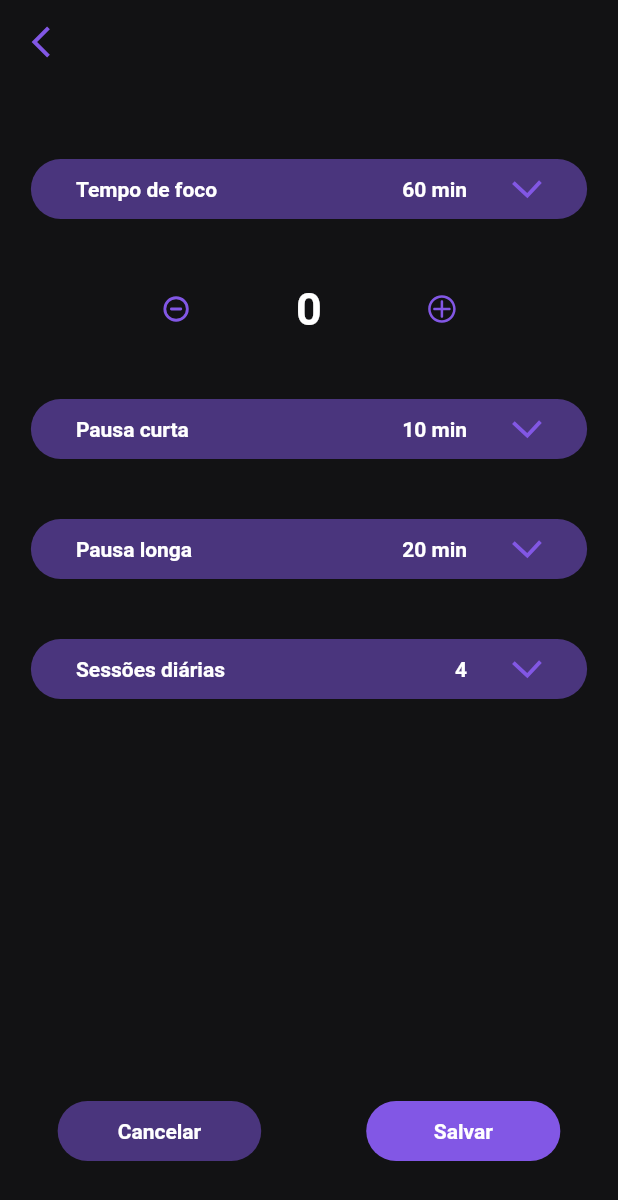
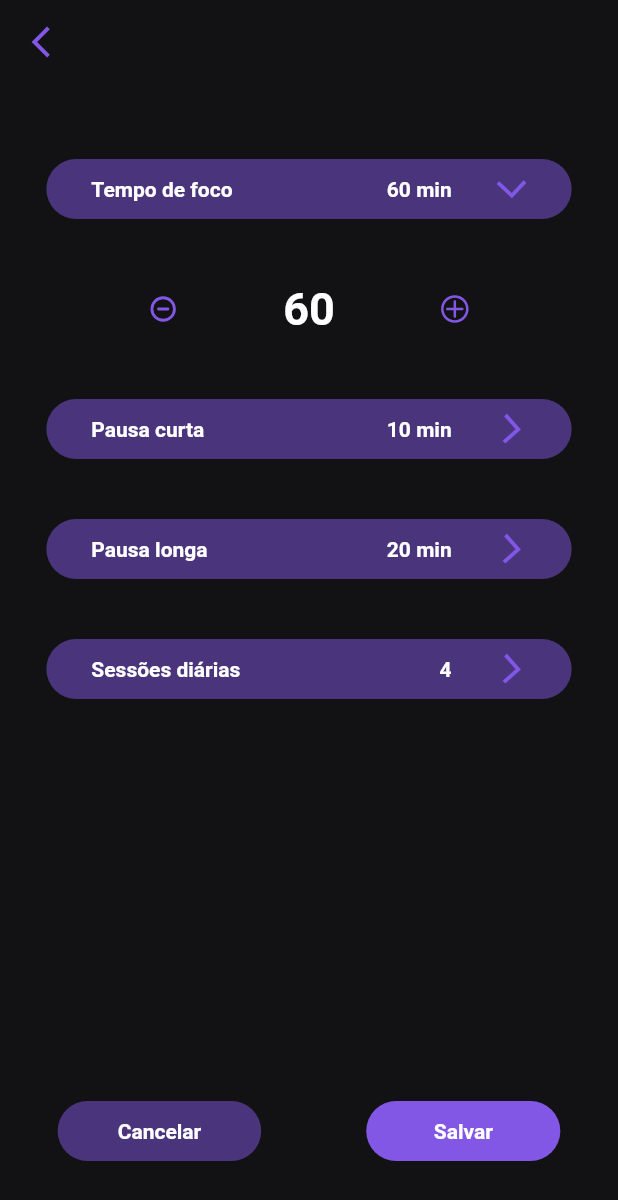
Before and after one commit to RodrigoLima96/time_sense, a Flutter app: the screen it shows after launch, after a tap on "Tempo de foco", on a phone screen of 412 x 824 dp. Shown: the top 1200 px of the screen. Run offline on Flutter 3.47's test engine with Material 2 defaults, Android fonts, the phone set to English and light mode, and no system bars; our stand-ins replace circular_countdown_timer, flutter_svg, sqflite, wakelock; accounts and stored records are empty; network calls fail.

Commit message:
add change setting value method

```diff
--- a/lib/src/controllers/settings_controller.dart
+++ b/lib/src/controllers/settings_controller.dart
@@ -2,29 +2,78 @@ import 'package:flutter/material.dart';
 import 'package:time_sense/src/controllers/helpers/helpers.dart';
 import 'package:time_sense/src/models/models.dart';
 
+enum SettingsPageState { loading, loaded }
+
 class SettingsController extends ChangeNotifier {
-  int selectedSettingOptionValue = 0;
+  int selectedSettingOptionValue = 1;
+  String selectedSettingOptionName = '';
+  late Settings settings;
+  SettingsPageState settingsPageState = SettingsPageState.loading;
 
-  Settings settings = Settings(
-    pomodoroTime: 3600,
-    shortBreakDuration: 600,
-    longBreakDuration: 1200,
-    dailySessions: 4,
-  );
+  bool showSettingsDetails = false;
 
   SettingsController() {
-    convertSettings();
+    getCurrentSettings();
   }
 
-  convertSettings() {
+  getCurrentSettings() {
+    settings = Settings(
+      pomodoroTime: 3600,
+      shortBreakDuration: 600,
+      longBreakDuration: 1200,
+      dailySessions: 4,
+    );
+
     settings = SettingsHelper.getSettingsTimeInMinutes(settings: settings);
+    settingsPageState = SettingsPageState.loaded;
+  }
+
+  selectSettingOption({required String settingType}) {
+    if (showSettingsDetails) {
+      if (settingType != "" && selectedSettingOptionName == settingType) {
+        selectedSettingOptionName = "";
+        showSettingsDetails = false;
+        notifyListeners();
+        return;
+      }
+      else {
+
+      }
+    }
+
+    switch (settingType) {
+      case 'pomodoroTime':
+        selectedSettingOptionValue = settings.pomodoroTime;
+        break;
+      case 'shortBreakDuration':
+        selectedSettingOptionValue = settings.shortBreakDuration;
+        break;
+      case 'longBreakDuration':
+        selectedSettingOptionValue = settings.longBreakDuration;
+        break;
+      case 'dailySessions':
+        selectedSettingOptionValue = settings.dailySessions;
+        break;
+      default:
+        selectedSettingOptionValue = 1;
+        break;
+    }
+
+    selectedSettingOptionName = settingType;
+    showSettingsDetails = true;
+
+    notifyListeners();
   }
 
   changeSettingValue({required String settingType, required String action}) {
     if (action == 'increment') {
-      selectedSettingOptionValue++;
+      if (selectedSettingOptionValue > 0) {
+        selectedSettingOptionValue++;
+      }
     } else {
-      selectedSettingOptionValue--;
+      if (selectedSettingOptionValue > 1) {
+        selectedSettingOptionValue--;
+      }
     }
     notifyListeners();
   }
--- a/lib/src/pages/settings/widgets/change_setting_value_widget.dart
+++ b/lib/src/pages/settings/widgets/change_setting_value_widget.dart
@@ -10,11 +10,10 @@ import '/src/shared/utils/utils.dart';
 import '/src/controllers/controllers.dart';
 
 class ChangeSettingValueWidget extends StatefulWidget {
-  final int currentValue;
   final String settingType;
+
   const ChangeSettingValueWidget({
     super.key,
-    required this.currentValue,
     required this.settingType,
   });
 
--- a/lib/src/pages/settings/widgets/settings_body.dart
+++ b/lib/src/pages/settings/widgets/settings_body.dart
@@ -12,10 +12,7 @@ class SettingsBody extends StatelessWidget {
   Widget build(BuildContext context) {
     Size size = MediaQuery.of(context).size;
 
-    final double settignWidth = size.width * 0.9;
-    final double settignHeight = size.height * 0.06;
-
-    final settingsController = context.watch<SettingsController>();
+    final settingsController = context.read<SettingsController>();
 
     return SizedBox(
       width: size.width,
@@ -26,37 +23,25 @@ class SettingsBody extends StatelessWidget {
           SettingsOptionWidget(
             text: 'Tempo de foco',
             setting: '${settingsController.settings.pomodoroTime} min',
-            funtion: () {},
-            height: settignHeight,
-            width: settignWidth,
-            showDetails: true,
+            settingType: 'pomodoroTime',
           ),
           SettingsOptionWidget(
             text: 'Pausa curta',
             setting: '${settingsController.settings.shortBreakDuration} min',
-            funtion: () {},
-            height: settignHeight,
-            width: settignWidth,
-            showDetails: false,
+            settingType: 'shortBreakDuration',
           ),
           SettingsOptionWidget(
             text: 'Pausa longa',
             setting: '${settingsController.settings.longBreakDuration} min',
-            funtion: () {},
-            height: settignHeight,
-            width: settignWidth,
-            showDetails: false,
+            settingType: 'longBreakDuration',
           ),
           SettingsOptionWidget(
             text: 'Sessões diárias',
             setting: '${settingsController.settings.dailySessions}',
-            funtion: () {},
-            height: settignHeight,
-            width: settignWidth,
-            showDetails: false,
+            settingType: 'dailySessions',
           ),
           const Spacer(),
-          const SettingsOptionsButtons()
+          const SettingsOptionsButtons(),
         ],
       ),
     );
--- a/lib/src/pages/settings/widgets/settings_option_widget.dart
+++ b/lib/src/pages/settings/widgets/settings_option_widget.dart
@@ -1,43 +1,49 @@
-// ignore_for_file: deprecated_member_use
+// ignore_for_file: deprecated_member_use, must_be_immutable
 
 import 'package:flutter/material.dart';
 import 'package:flutter_svg/svg.dart';
+import 'package:provider/provider.dart';
 
+import '../../../controllers/controllers.dart';
 import '../../../shared/utils/utils.dart';
 import 'widgets.dart';
 
 class SettingsOptionWidget extends StatelessWidget {
   final String text;
   final String setting;
-  final Function funtion;
-  final double height;
-  final double width;
-  final bool showDetails;
   final double margin;
+  final String settingType;
+  double? width;
 
-  const SettingsOptionWidget({
+  SettingsOptionWidget({
     super.key,
     required this.text,
     required this.setting,
-    required this.funtion,
-    required this.height,
-    required this.width,
-    required this.showDetails,
     this.margin = 40,
+    required this.settingType,
+    this.width,
   });
 
   @override
   Widget build(BuildContext context) {
+    Size size = MediaQuery.of(context).size;
+
+    final settingsController = context.watch<SettingsController>();
+
+    final bool showDetails = settingsController.showSettingsDetails &&
+        settingsController.selectedSettingOptionName == settingType;
+
     return Column(
       children: [
         Container(
           height: 40,
-          width: width,
+          width: width ?? size.width * 0.85,
           decoration: BoxDecoration(
             borderRadius: BorderRadius.circular(50),
             color: secondaryColor,
           ),
-          child: GestureDetector(
+          child: InkWell(
+            borderRadius: BorderRadius.circular(50),
             child: Container(
               margin: const EdgeInsets.only(left: 30, right: 15),
               child: Row(
@@ -46,14 +52,12 @@ class SettingsOptionWidget extends StatelessWidget {
                   Text(text, style: textBold),
                   Row(
                     children: [
-                      setting.isNotEmpty
-                          ? Container(
-                              margin: const EdgeInsets.only(right: 15),
-                              child: Text(setting, style: textBold),
-                            )
-                          : const SizedBox(),
+                      Container(
+                        margin: const EdgeInsets.only(right: 15),
+                        child: Text(setting, style: textBold),
+                      ),
                       Transform.rotate(
-                        angle: 4.68,
+                        angle: showDetails ? 4.68 : 3.2,
                         child: SizedBox(
                           width: 50,
                           child: SvgPicture.asset(
@@ -68,14 +72,13 @@ class SettingsOptionWidget extends StatelessWidget {
               ),
             ),
             onTap: () {
-              funtion();
+              settingsController.selectSettingOption(settingType: settingType);
             },
           ),
         ),
         showDetails
-            ? const ChangeSettingValueWidget(
-                currentValue: 60,
-                settingType: 'pomodoroTime',
+            ? ChangeSettingValueWidget(
+                settingType: settingType,
               )
             : const SizedBox(),
         SizedBox(height: showDetails ? 0 : margin),
--- a/lib/src/pages/tasks/widgets/tasks_page_body.dart
+++ b/lib/src/pages/tasks/widgets/tasks_page_body.dart
@@ -21,10 +21,8 @@ class TasksPageBody extends StatelessWidget {
           SettingsOptionWidget(
             text: 'Tarefas Concluídas',
             setting: '',
-            funtion: () {},
-            height: 40,
             width: 220,
-            showDetails: false,
+            settingType: 'tasks',
           ),
           Container(
             margin: const EdgeInsets.only(top: 10, bottom: 30),
@@ -43,14 +41,17 @@ class TasksPageBody extends StatelessWidget {
                       margin: const EdgeInsets.only(bottom: 20),
                       child: TaskWidget(
                         frontIcon: 'assets/icons/circle.svg',
-                        backIcon: index == 2 ? 'assets/icons/delete-icon.svg' : 'assets/icons/pending-icon.svg',
-                        backIconColor: index == 2 ? Colors.red.shade300 : primaryColor,
+                        backIcon: index == 2
+                            ? 'assets/icons/delete-icon.svg'
+                            : 'assets/icons/pending-icon.svg',
+                        backIconColor:
+                            index == 2 ? Colors.red.shade300 : primaryColor,
                         showFrontIcon: index == 2 ? true : false,
                         text: 'Estudar flutter',
                         widgetColor: index == 2 ? primaryColor : secondaryColor,
                         showTaskDetails: index == 2 ? true : false,
-                        frontFunction: (){},
-                        backFunction: (){},
+                        frontFunction: () {},
+                        backFunction: () {},
                       ),
                     );
                   },
```
